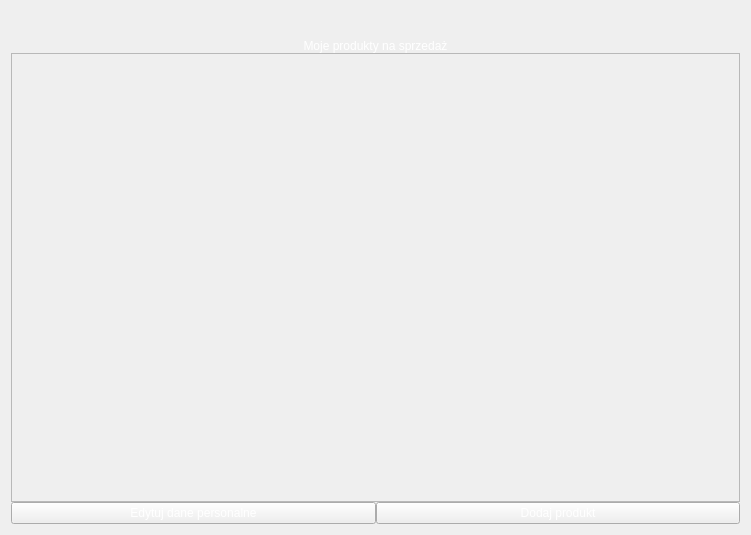
ebbe3000/shop, file accoutpage.ui: the form before one commit.
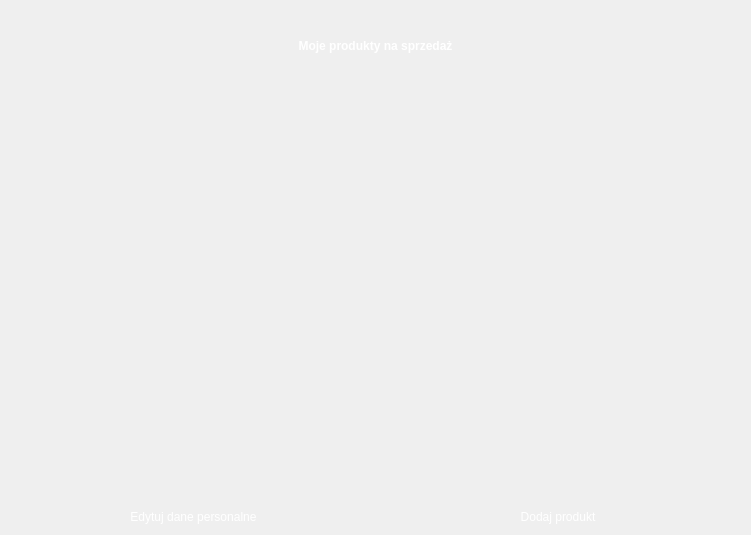
The form after the commit.

Diff of the .ui file:
```diff
--- a/accoutpage.ui
+++ b/accoutpage.ui
@@ -90,6 +90,11 @@
      </item>
      <item>
       <widget class="QLabel" name="productsToSellLabel">
+       <property name="font">
+        <font>
+         <bold>true</bold>
+        </font>
+       </property>
        <property name="text">
         <string>Moje produkty na sprzedaż</string>
        </property>
@@ -100,6 +105,10 @@
      </item>
      <item>
       <widget class="QScrollArea" name="scrollArea">
+       <property name="styleSheet">
+        <string notr="true">border-bottom-left-radius: 0px;
+border-bottom-right-radius: 0px;</string>
+       </property>
        <property name="widgetResizable">
         <bool>true</bool>
        </property>
@@ -108,8 +117,8 @@
          <rect>
           <x>0</x>
           <y>0</y>
-          <width>729</width>
-          <height>433</height>
+          <width>731</width>
+          <height>443</height>
          </rect>
         </property>
         <layout class="QVBoxLayout" name="verticalLayout_6">
@@ -133,6 +142,19 @@
            <property name="spacing">
             <number>0</number>
            </property>
+           <item>
+            <spacer name="verticalSpacer">
+             <property name="orientation">
+              <enum>Qt::Orientation::Vertical</enum>
+             </property>
+             <property name="sizeHint" stdset="0">
+              <size>
+               <width>20</width>
+               <height>40</height>
+              </size>
+             </property>
+            </spacer>
+           </item>
           </layout>
          </item>
         </layout>
@@ -143,6 +165,11 @@
       <layout class="QHBoxLayout" name="horizontalLayout_3">
        <item>
         <widget class="QPushButton" name="editPersonalDataButton">
+         <property name="styleSheet">
+          <string notr="true">border-top-right-radius: 0px;
+border-bottom-right-radius: 0px;
+border-top-left-radius: 0px;</string>
+         </property>
          <property name="text">
           <string>Edytuj dane personalne</string>
          </property>
@@ -150,6 +177,11 @@
        </item>
        <item>
         <widget class="QPushButton" name="addNewItemButton">
+         <property name="styleSheet">
+          <string notr="true">border-bottom-left-radius: 0px;
+border-top-left-radius: 0px;
+border-top-right-radius: 0px;</string>
+         </property>
          <property name="text">
           <string>Dodaj produkt</string>
          </property>
```
